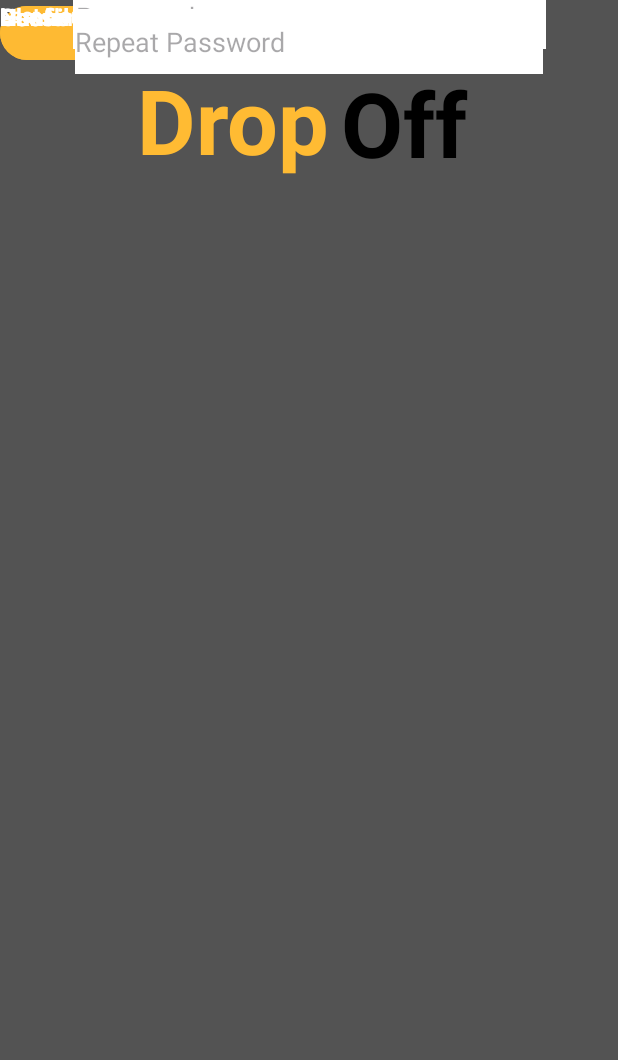
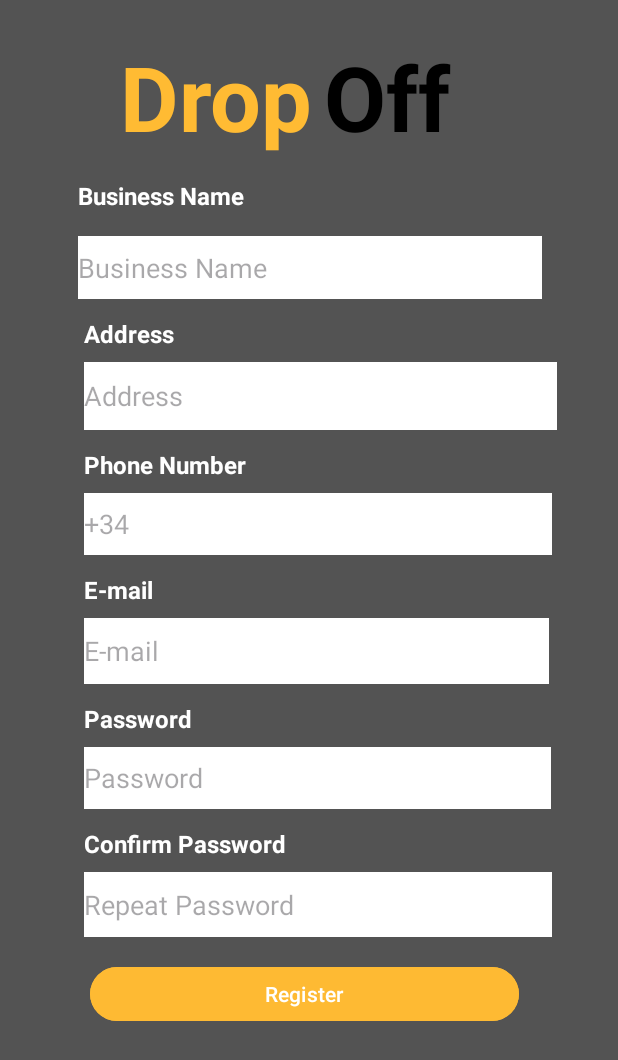
Before and after one commit to MarcPladellorensPerez/App-Program-Workspace, an Android app: the Register screen opened directly, with no data from a screen before it, on a phone screen of 412 x 824 dp. Shown: the top 1060 px of the screen. Run offline under Robolectric (Android 15) with nearby library versions, the phone set to English and light mode, and no system bars; our stand-ins replace Firebase (no records; nobody signed in at launch, a user with empty details on screens opened directly).

Commit message:
Fet el register d'empresa, shaura de cambiar el log in per ferlo d'empresa o de contractat
He fet el register on es crea una empresa dins de la collection business i dins de la collection es crea una altra de empleats on la empresa podra donar d'alta els empleats

```diff
--- a/app/build.gradle.kts
+++ b/app/build.gradle.kts
@@ -44,5 +44,5 @@ dependencies {
     implementation("com.google.firebase:firebase-analytics")
     implementation ("com.google.firebase:firebase-database:20.3.0") // Replace with the Firebase SDK module you need
     implementation ("com.google.firebase:firebase-auth:22.3.0") // Replace with the Firebase Auth version you need
-
+    implementation ("com.google.firebase:firebase-firestore:24.0.0")
 }
--- a/app/src/main/java/com/mpladellorens/delivaryapp/Register.java
+++ b/app/src/main/java/com/mpladellorens/delivaryapp/Register.java
@@ -1,14 +1,75 @@
 package com.mpladellorens.delivaryapp;
+import android.os.Bundle;
+import android.util.Log;
+import android.widget.Button;
+import android.widget.EditText;
+import android.widget.Toast;
 
+import androidx.annotation.NonNull;
 import androidx.appcompat.app.AppCompatActivity;
 
-import android.os.Bundle;
+import com.google.android.gms.tasks.OnFailureListener;
+import com.google.android.gms.tasks.OnSuccessListener;
+import com.google.firebase.firestore.FirebaseFirestore;
 
 public class Register extends AppCompatActivity {
+
+    private FirebaseFirestore db;
 
     @Override
     protected void onCreate(Bundle savedInstanceState) {
         super.onCreate(savedInstanceState);
         setContentView(R.layout.activity_register);
+
+        EditText addressEditText = findViewById(R.id.AddressEditText);
+        EditText businessNameEditText = findViewById(R.id.BusinessNameEditText);
+        EditText phoneNumberEditText = findViewById(R.id.PhoneNumberEditText);
+        EditText mailEditText = findViewById(R.id.MailEditText);
+        EditText registerPasswordEditText = findViewById(R.id.RegisterPasswordEditText);
+        EditText registerConfirmPasswordEditText = findViewById(R.id.RegisterConfirmPasswordEditText);
+        Button RegisterButton = findViewById(R.id.RegisterButton);
+
+        db = FirebaseFirestore.getInstance();
+
+        // Implement the registration functionality upon button click or any trigger
+        // For example, when the user taps a "Register" button
+        // Here, I'm assuming you have a button named 'registerButton' in your layout
+
+        RegisterButton.setOnClickListener(view -> {
+            String address = addressEditText.getText().toString();
+            String businessName = businessNameEditText.getText().toString();
+            String phoneNumber = phoneNumberEditText.getText().toString();
+            String email = mailEditText.getText().toString();
+            String password = registerPasswordEditText.getText().toString();
+            String confirmPassword = registerConfirmPasswordEditText.getText().toString();
+
+            // Perform validation checks here (e.g., check if fields are not empty, passwords match, etc.)
+            if (password.equals(confirmPassword)) {
+                // If validation passes, proceed with registration
+                // Call the registerBusiness method from FirebaseAuthUtilities or FirebaseDbUtilities
+
+                FirebaseAuthUtilities authUtilities = new FirebaseAuthUtilities();
+                authUtilities.registerBusiness(businessName, email, address, password, phoneNumber,
+                        aVoid -> {
+                            // Registration successful
+                            Toast.makeText(Register.this, "Registration successful!", Toast.LENGTH_SHORT).show();
+                            // Redirect the user to another screen or perform necessary actions
+                            Log.d("Register", "registration succesful.");
+
+                        },
+                        e -> {
+                            // Registration failed
+                            Toast.makeText(Register.this, "Registration failed! Please try again.", Toast.LENGTH_SHORT).show();
+                            // Handle failure (e.g., show error message, allow user to retry, etc.)
+                            Log.d("Register", "registration failed.");
+
+                        });
+            } else {
+                // Handle validation errors (e.g., show error messages for invalid input)
+                Toast.makeText(Register.this, "Passwords aren't the same.", Toast.LENGTH_SHORT).show();
+                Log.d("Register", "passwords arent the same.");
+
+            }
+        });
     }
 }
--- a/app/src/main/res/layout/activity_register.xml
+++ b/app/src/main/res/layout/activity_register.xml
@@ -8,82 +8,88 @@
     tools:context=".Register">
 
     <Button
-        android:id="@+id/button4"
+        android:id="@+id/RegisterButton"
         android:layout_width="286dp"
         android:layout_height="44dp"
+        android:layout_marginStart="60dp"
+        android:layout_marginTop="16dp"
         android:backgroundTint="#FEBA33"
-        android:text="Log In"
-        tools:layout_editor_absoluteX="62dp"
-        tools:layout_editor_absoluteY="631dp" />
+        android:text="Register"
+        app:layout_constraintStart_toStartOf="parent"
+        app:layout_constraintTop_toBottomOf="@+id/RegisterConfirmPasswordEditText" />
 
     <TextView
         android:id="@+id/textView16"
         android:layout_width="wrap_content"
         android:layout_height="wrap_content"
+        android:layout_marginTop="12dp"
         android:text="Confirm Password"
         android:textColor="@color/white"
         android:textSize="16sp"
         android:textStyle="bold"
-        tools:layout_editor_absoluteX="50dp"
-        tools:layout_editor_absoluteY="534dp" />
+        app:layout_constraintStart_toStartOf="@+id/RegisterPasswordEditText"
+        app:layout_constraintTop_toBottomOf="@+id/RegisterPasswordEditText" />
 
     <TextView
         android:id="@+id/textView17"
         android:layout_width="wrap_content"
         android:layout_height="wrap_content"
+        android:layout_marginTop="12dp"
         android:text="Password"
         android:textColor="@color/white"
         android:textSize="16sp"
         android:textStyle="bold"
-        tools:layout_editor_absoluteX="50dp"
-        tools:layout_editor_absoluteY="455dp" />
+        app:layout_constraintStart_toStartOf="@+id/MailEditText"
+        app:layout_constraintTop_toBottomOf="@+id/MailEditText" />
 
     <TextView
         android:id="@+id/textView14"
         android:layout_width="wrap_content"
         android:layout_height="wrap_content"
+        android:layout_marginTop="12dp"
         android:text="E-mail"
         android:textColor="@color/white"
         android:textSize="16sp"
         android:textStyle="bold"
-        tools:layout_editor_absoluteX="50dp"
-        tools:layout_editor_absoluteY="375dp" />
+        app:layout_constraintStart_toStartOf="@+id/PhoneNumberEditText"
+        app:layout_constraintTop_toBottomOf="@+id/PhoneNumberEditText" />
 
     <TextView
         android:id="@+id/textView15"
         android:layout_width="wrap_content"
         android:layout_height="wrap_content"
+        android:layout_marginTop="12dp"
         android:text="Phone Number"
         android:textColor="@color/white"
         android:textSize="16sp"
         android:textStyle="bold"
-        tools:layout_editor_absoluteX="50dp"
-        tools:layout_editor_absoluteY="296dp" />
+        app:layout_constraintStart_toStartOf="@+id/AddressEditText"
+        app:layout_constraintTop_toBottomOf="@+id/AddressEditText" />
 
     <EditText
-        android:id="@+id/editTextText3"
+        android:id="@+id/AddressEditText"
         android:layout_width="315dp"
         android:layout_height="45dp"
-        android:layout_marginStart="50dp"
-        android:layout_marginEnd="50dp"
+        android:layout_marginTop="8dp"
         android:background="@color/white"
         android:ems="10"
-        android:hint="Last Name"
+        android:hint="Address"
         android:inputType="text"
-        app:layout_constraintBottom_toTopOf="@+id/textView15"
-        app:layout_constraintEnd_toEndOf="parent"
-        app:layout_constraintStart_toStartOf="parent"
+        app:layout_constraintStart_toStartOf="@+id/textView12"
         app:layout_constraintTop_toBottomOf="@+id/textView12" />
 
     <TextView
         android:id="@+id/textView12"
         android:layout_width="wrap_content"
         android:layout_height="wrap_content"
-        android:text="Last Name"
+        android:layout_marginStart="4dp"
+        android:layout_marginTop="12dp"
+        android:text="Address"
         android:textColor="@color/white"
+        android:textSize="16sp"
         android:textStyle="bold"
-        tools:layout_editor_absoluteX="50dp"
-        tools:layout_editor_absoluteY="216dp" />
+        app:layout_constraintStart_toStartOf="@+id/BusinessNameEditText"
+        app:layout_constraintTop_toBottomOf="@+id/BusinessNameEditText" />
 
     <TextView
         android:id="@+id/textView4"
@@ -93,113 +99,95 @@
         android:textColor="@color/black"
         android:textSize="60sp"
         android:textStyle="bold"
-        app:layout_constraintBottom_toBottomOf="parent"
-        app:layout_constraintEnd_toEndOf="parent"
-        app:layout_constraintHorizontal_bias="0.767"
-        app:layout_constraintStart_toStartOf="parent"
-        app:layout_constraintTop_toTopOf="parent"
-        app:layout_constraintVertical_bias="0.055" />
+        app:layout_constraintStart_toEndOf="@+id/textView7"
+        app:layout_constraintTop_toTopOf="@+id/textView7" />
 
     <TextView
         android:id="@+id/textView7"
         android:layout_width="136dp"
         android:layout_height="79dp"
+        android:layout_marginStart="80dp"
+        android:layout_marginTop="24dp"
         android:text="Drop"
         android:textColor="@android:color/holo_orange_light"
         android:textSize="60sp"
         android:textStyle="bold"
-        app:layout_constraintBottom_toBottomOf="parent"
-        app:layout_constraintEnd_toEndOf="parent"
-        app:layout_constraintHorizontal_bias="0.33"
         app:layout_constraintStart_toStartOf="parent"
-        app:layout_constraintTop_toTopOf="parent"
-        app:layout_constraintVertical_bias="0.053" />
+        app:layout_constraintTop_toTopOf="parent" />
 
     <TextView
         android:id="@+id/textView10"
         android:layout_width="wrap_content"
         android:layout_height="wrap_content"
-        android:text="Name"
+        android:layout_marginStart="52dp"
+        android:layout_marginTop="16dp"
+        android:text="Business Name"
         android:textColor="@color/white"
         android:textSize="16sp"
         android:textStyle="bold"
-        tools:layout_editor_absoluteX="50dp"
-        tools:layout_editor_absoluteY="136dp" />
+        app:layout_constraintStart_toStartOf="parent"
+        app:layout_constraintTop_toBottomOf="@+id/textView7" />
 
     <EditText
-        android:id="@+id/editTextText"
+        android:id="@+id/BusinessNameEditText"
         android:layout_width="309dp"
         android:layout_height="42dp"
-        android:layout_marginStart="50dp"
+        android:layout_marginTop="16dp"
         android:layout_marginEnd="50dp"
         android:background="@color/white"
         android:ems="10"
-        android:hint="Name"
+        android:hint="Business Name"
         android:inputType="text"
-        app:layout_constraintBottom_toTopOf="@+id/textView12"
         app:layout_constraintEnd_toEndOf="parent"
-        app:layout_constraintStart_toStartOf="parent"
+        app:layout_constraintHorizontal_bias="0.0"
+        app:layout_constraintStart_toStartOf="@+id/textView10"
         app:layout_constraintTop_toBottomOf="@+id/textView10" />
 
     <EditText
-        android:id="@+id/editTextPhone"
+        android:id="@+id/PhoneNumberEditText"
         android:layout_width="312dp"
         android:layout_height="41dp"
-        android:layout_marginStart="50dp"
-        android:layout_marginEnd="50dp"
+        android:layout_marginTop="8dp"
         android:background="@color/white"
         android:ems="10"
         android:hint="+34"
         android:inputType="phone"
-        app:layout_constraintBottom_toTopOf="@+id/textView14"
-        app:layout_constraintEnd_toEndOf="parent"
-        app:layout_constraintStart_toStartOf="parent"
+        app:layout_constraintStart_toStartOf="@+id/textView15"
         app:layout_constraintTop_toBottomOf="@+id/textView15" />
 
     <EditText
-        android:id="@+id/editTextTextEmailAddress3"
+        android:id="@+id/MailEditText"
         android:layout_width="310dp"
         android:layout_height="44dp"
-        android:layout_marginStart="50dp"
-        android:layout_marginEnd="50dp"
+        android:layout_marginTop="8dp"
         android:background="@color/white"
         android:ems="10"
         android:hint="E-mail"
         android:inputType="textEmailAddress"
-        app:layout_constraintBottom_toTopOf="@+id/textView17"
-        app:layout_constraintEnd_toEndOf="parent"
-        app:layout_constraintStart_toStartOf="parent"
+        app:layout_constraintStart_toStartOf="@+id/textView14"
         app:layout_constraintTop_toBottomOf="@+id/textView14" />
 
     <EditText
-        android:id="@+id/editTextTextPassword3"
+        android:id="@+id/RegisterPasswordEditText"
         android:layout_width="311dp"
         android:layout_height="41dp"
-        android:layout_marginStart="50dp"
-        android:layout_marginEnd="50dp"
+        android:layout_marginTop="8dp"
         android:background="@color/white"
         android:ems="10"
         android:hint="Password"
         android:inputType="textPassword"
-        app:layout_constraintBottom_toTopOf="@+id/textView16"
-        app:layout_constraintEnd_toEndOf="parent"
-        app:layout_constraintStart_toStartOf="parent"
+        app:layout_constraintStart_toStartOf="@+id/textView17"
         app:layout_constraintTop_toBottomOf="@+id/textView17" />
 
     <EditText
-        android:id="@+id/editTextTextPassword4"
+        android:id="@+id/RegisterConfirmPasswordEditText"
         android:layout_width="312dp"
         android:layout_height="43dp"
-        android:layout_marginStart="50dp"
-        android:layout_marginEnd="50dp"
+        android:layout_marginTop="8dp"
         android:background="@color/white"
         android:ems="10"
         android:hint="Repeat Password"
         android:inputType="textPassword"
-        app:layout_constraintBottom_toTopOf="@+id/button4"
-        app:layout_constraintEnd_toEndOf="parent"
-        app:layout_constraintHorizontal_bias="1.0"
-        app:layout_constraintStart_toStartOf="parent"
-        app:layout_constraintTop_toBottomOf="@+id/textView16"
-        app:layout_constraintVertical_bias="0.242" />
+        app:layout_constraintStart_toStartOf="@+id/textView16"
+        app:layout_constraintTop_toBottomOf="@+id/textView16" />
 </androidx.constraintlayout.widget.ConstraintLayout>
```
Also changed, not shown: app/src/main/java/com/mpladellorens/delivaryapp/BusinessObject.java (added, +23 -0 lines), app/src/main/java/com/mpladellorens/delivaryapp/FirebaseAuthUtilities.java (+44 -5 lines), app/src/main/java/com/mpladellorens/delivaryapp/MainActivity.java (+13 -5 lines), app/src/main/java/com/mpladellorens/delivaryapp/Utilities.java (added, +11 -0 lines).
